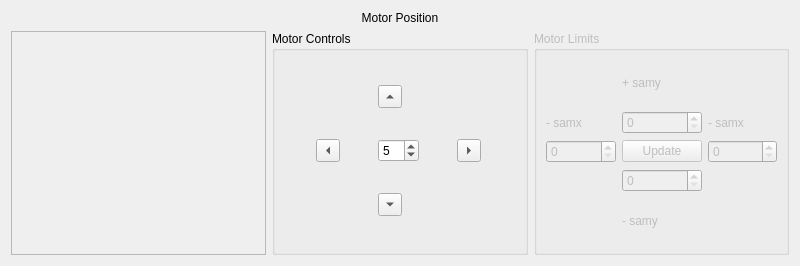
Old version of the form bec_widgets/examples/motor_movement/motor_controller.ui in the repository bec-project/bec_widgets.
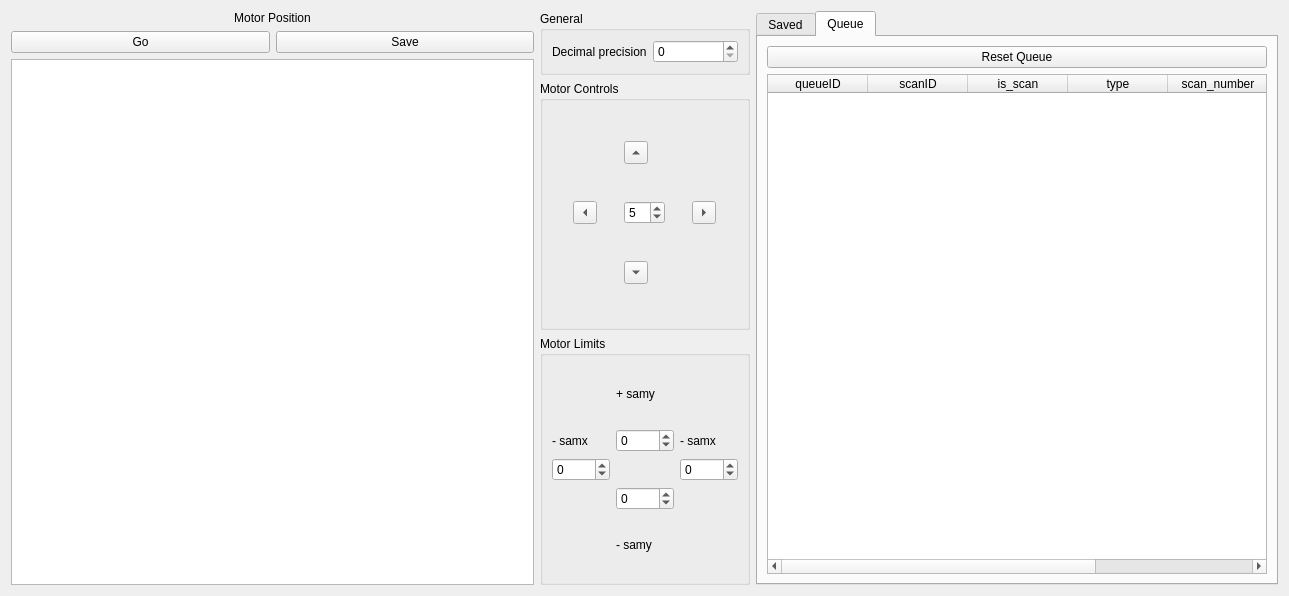
New version of the form. The open tabs and pages were chosen to show the change. Custom widgets are drawn as their Qt base class.

Commit message: feat: setting map according to motor limits

What changed in the file:
```diff
--- a/bec_widgets/examples/motor_movement/motor_controller.ui
+++ b/bec_widgets/examples/motor_movement/motor_controller.ui
@@ -6,31 +6,72 @@
    <rect>
     <x>0</x>
     <y>0</y>
-    <width>800</width>
-    <height>266</height>
+    <width>1289</width>
+    <height>596</height>
    </rect>
   </property>
   <property name="windowTitle">
    <string>Motor Controller</string>
   </property>
-  <layout class="QVBoxLayout" name="verticalLayout">
+  <layout class="QHBoxLayout" name="horizontalLayout_3">
    <item>
-    <widget class="QLabel" name="label_status">
-     <property name="text">
-      <string>Motor Position</string>
-     </property>
-     <property name="alignment">
-      <set>Qt::AlignCenter</set>
-     </property>
-    </widget>
-   </item>
-   <item>
-    <layout class="QHBoxLayout" name="horizontalLayout" stretch="1,1,1">
+    <layout class="QVBoxLayout" name="verticalLayout">
+     <item>
+      <widget class="QLabel" name="label_status">
+       <property name="text">
+        <string>Motor Position</string>
+       </property>
+       <property name="alignment">
+        <set>Qt::AlignCenter</set>
+       </property>
+      </widget>
+     </item>
+     <item>
+      <layout class="QHBoxLayout" name="horizontalLayout">
+       <item>
+        <widget class="QPushButton" name="pushButton_2">
+         <property name="text">
+          <string>Go</string>
+         </property>
+        </widget>
+       </item>
+       <item>
+        <widget class="QPushButton" name="pushButton_3">
+         <property name="text">
+          <string>Save</string>
+         </property>
+        </widget>
+       </item>
+      </layout>
+     </item>
      <item>
       <widget class="GraphicsLayoutWidget" name="glw">
        <property name="enabled">
-        <bool>false</bool>
+        <bool>true</bool>
        </property>
+      </widget>
+     </item>
+    </layout>
+   </item>
+   <item>
+    <layout class="QVBoxLayout" name="verticalLayout_4" stretch="1,10,10">
+     <item>
+      <widget class="QGroupBox" name="groupBox_2">
+       <property name="title">
+        <string>General</string>
+       </property>
+       <layout class="QHBoxLayout" name="horizontalLayout_2">
+        <item>
+         <widget class="QLabel" name="label_5">
+          <property name="text">
+           <string>Decimal precision</string>
+          </property>
+         </widget>
+        </item>
+        <item>
+         <widget class="QSpinBox" name="spinBox"/>
+        </item>
+       </layout>
       </widget>
      </item>
      <item>
@@ -92,7 +133,7 @@
      <item>
       <widget class="QGroupBox" name="groupBox">
        <property name="enabled">
-        <bool>false</bool>
+        <bool>true</bool>
        </property>
        <property name="title">
         <string>Motor Limits</string>
@@ -120,13 +161,34 @@
          </widget>
         </item>
         <item row="2" column="1">
-         <widget class="QSpinBox" name="spinBox_samxN"/>
+         <widget class="QSpinBox" name="spinBox_x_min">
+          <property name="minimum">
+           <number>-1000</number>
+          </property>
+          <property name="maximum">
+           <number>1000</number>
+          </property>
+         </widget>
         </item>
         <item row="1" column="2">
-         <widget class="QSpinBox" name="spinBox_samyP"/>
+         <widget class="QSpinBox" name="spinBox_y_max">
+          <property name="minimum">
+           <number>-1000</number>
+          </property>
+          <property name="maximum">
+           <number>1000</number>
+          </property>
+         </widget>
         </item>
         <item row="2" column="3">
-         <widget class="QSpinBox" name="spinBox_samxP"/>
+         <widget class="QSpinBox" name="spinBox_x_max">
+          <property name="minimum">
+           <number>-1000</number>
+          </property>
+          <property name="maximum">
+           <number>1000</number>
+          </property>
+         </widget>
         </item>
         <item row="1" column="3">
          <widget class="QLabel" name="label_3">
@@ -136,12 +198,12 @@
          </widget>
         </item>
         <item row="3" column="2">
-         <widget class="QSpinBox" name="spinBox_samyN"/>
-        </item>
-        <item row="2" column="2">
-         <widget class="QPushButton" name="pushButton">
-          <property name="text">
-           <string>Update</string>
+         <widget class="QSpinBox" name="spinBox_y_min">
+          <property name="minimum">
+           <number>-1000</number>
+          </property>
+          <property name="maximum">
+           <number>1000</number>
           </property>
          </widget>
         </item>
@@ -150,6 +212,94 @@
      </item>
     </layout>
    </item>
+   <item>
+    <widget class="QTabWidget" name="tabWidget">
+     <property name="currentIndex">
+      <number>0</number>
+     </property>
+     <widget class="QWidget" name="tab">
+      <attribute name="title">
+       <string>Saved</string>
+      </attribute>
+      <layout class="QVBoxLayout" name="verticalLayout_3">
+       <item>
+        <widget class="QPushButton" name="pushButton_4">
+         <property name="text">
+          <string>Go to selected</string>
+         </property>
+        </widget>
+       </item>
+       <item>
+        <widget class="QTableWidget" name="tableWidget">
+         <column>
+          <property name="text">
+           <string>Show</string>
+          </property>
+         </column>
+         <column>
+          <property name="text">
+           <string>X</string>
+          </property>
+         </column>
+         <column>
+          <property name="text">
+           <string>Y</string>
+          </property>
+         </column>
+        </widget>
+       </item>
+      </layout>
+     </widget>
+     <widget class="QWidget" name="tab_2">
+      <attribute name="title">
+       <string>Queue</string>
+      </attribute>
+      <layout class="QVBoxLayout" name="verticalLayout_2">
+       <item>
+        <widget class="QPushButton" name="pushButton_5">
+         <property name="text">
+          <string>Reset Queue</string>
+         </property>
+        </widget>
+       </item>
+       <item>
+        <widget class="QTableWidget" name="tableWidget_2">
+         <column>
+          <property name="text">
+           <string>queueID</string>
+          </property>
+         </column>
+         <column>
+          <property name="text">
+           <string>scanID</string>
+          </property>
+         </column>
+         <column>
+          <property name="text">
+           <string>is_scan</string>
+          </property>
+         </column>
+         <column>
+          <property name="text">
+           <string>type</string>
+          </property>
+         </column>
+         <column>
+          <property name="text">
+           <string>scan_number</string>
+          </property>
+         </column>
+         <column>
+          <property name="text">
+           <string>IQ status</string>
+          </property>
+         </column>
+        </widget>
+       </item>
+      </layout>
+     </widget>
+    </widget>
+   </item>
   </layout>
  </widget>
  <customwidgets>
```
The commit also changes 1 other file.
